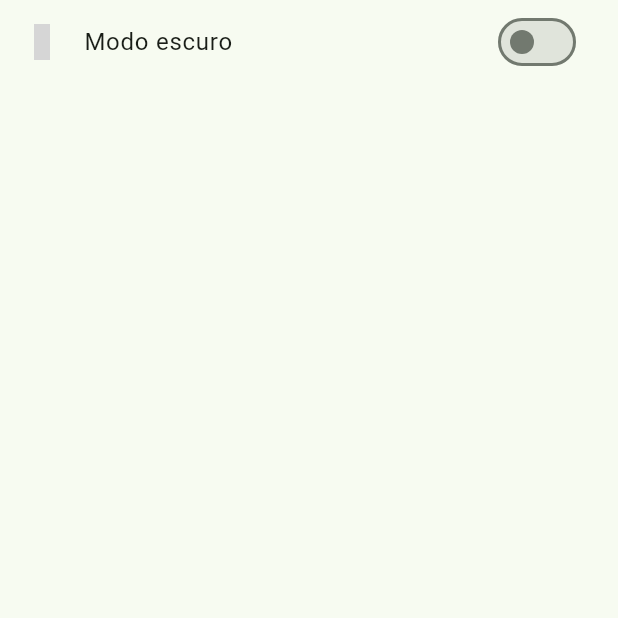
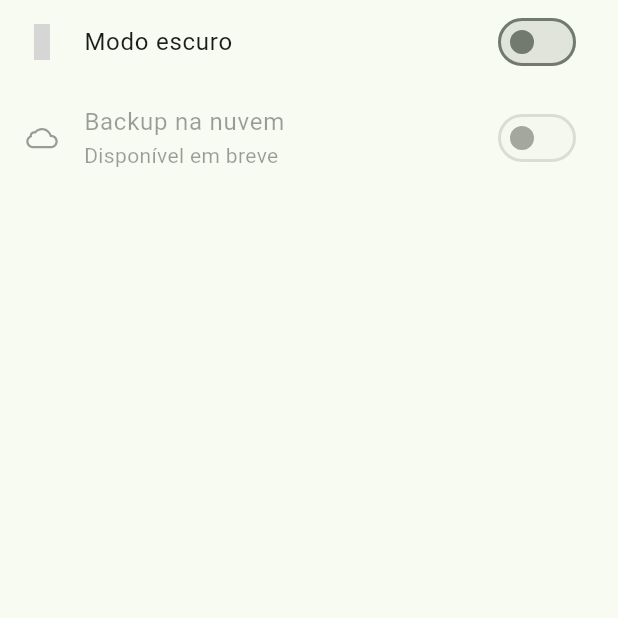
Before and after one commit to lucasdanbatista/budgetbud, a Flutter app: the SettingsPage screen opened directly, on a phone screen of 412 x 824 dp, the top half of it. Run offline on Flutter 3.47's test engine with Material 2 defaults, Android fonts, the phone set to English and light mode, and no system bars; our stand-ins replace auto_route, flutter_mobx, get_it, line_icons, mobx, shared_preferences and 1 more; missing offline and left inert: easy_mask; accounts and stored records are empty; generated files the repository leaves out were written again; grey boxes are pictures that could not be loaded.

```diff
--- a/lib/features/budget_details/budget_details_page.dart
+++ b/lib/features/budget_details/budget_details_page.dart
@@ -28,7 +28,11 @@ class BudgetDetailsPage extends StatelessWidget {
           appBar: AppBar(
             title: Text(controller.budget.title),
           ),
-          body: ListView.builder(
+          body: controller.budget.categories.isEmpty
+              ? const Center(
+                  child: Text('Não há categorias cadastradas.'),
+                )
+              : ListView.builder(
                   padding: const EdgeInsets.only(
                     bottom: 120,
                   ),
--- a/lib/features/settings/settings_page.dart
+++ b/lib/features/settings/settings_page.dart
@@ -25,6 +25,13 @@ class SettingsPage extends StatelessWidget {
               onChanged: controller.setDarkModeEnabled,
             ),
           ),
+          const SwitchListTile(
+            title: Text('Backup na nuvem'),
+            subtitle: Text('Disponível em breve'),
+            onChanged: null,
+            value: false,
+            secondary: Icon(LineIcons.cloud),
+          ),
         ],
       ),
     );
```
Also changed, not shown: lib/features/budget_list/budget_list_page.dart (+7 -2 lines), lib/widgets/expense_list_view.dart (+8 -3 lines). Lines whose indentation alone changed are shown as unchanged.
